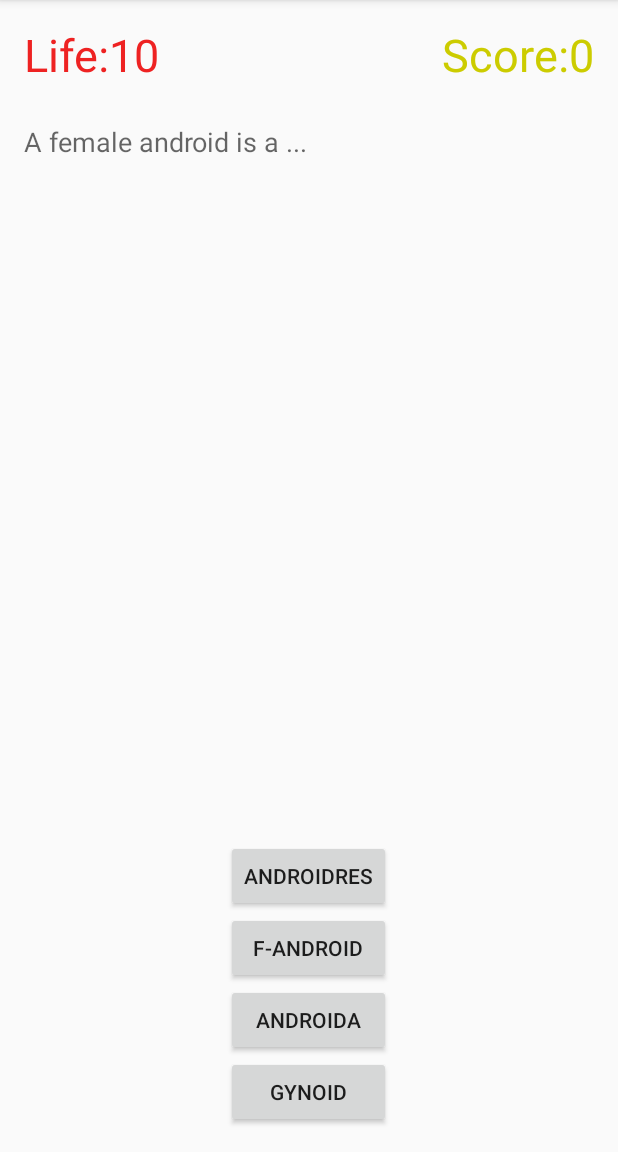
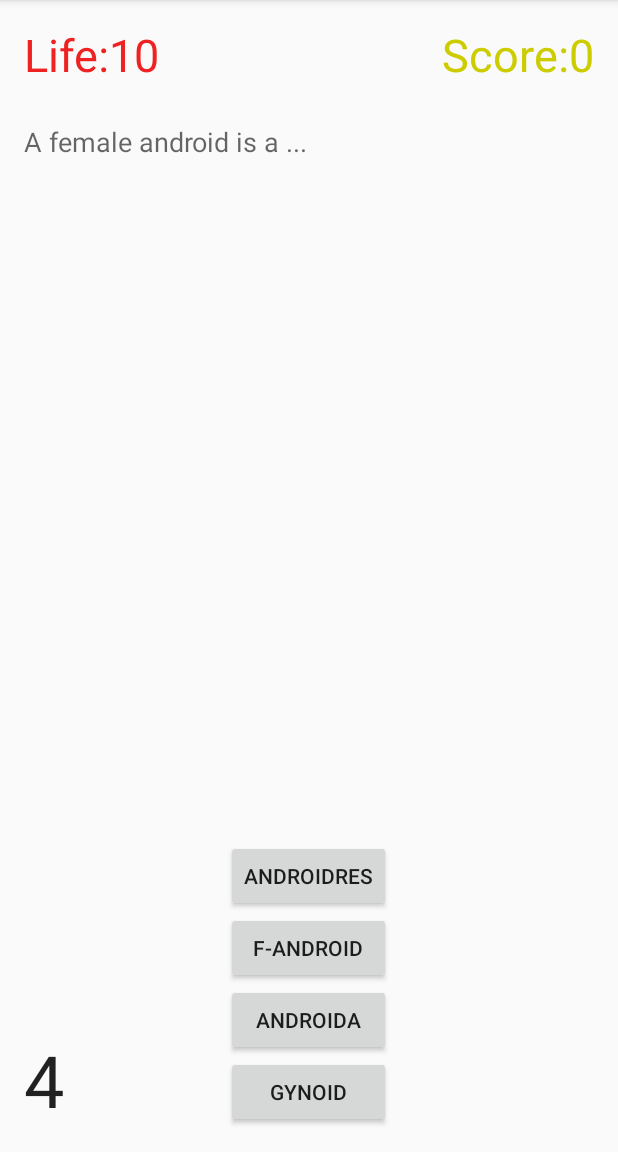
Before and after one commit to angrykoala/lightquiz, an Android app: the PlayGame screen opened directly, with no data from a screen before it, on a phone screen of 412 x 824 dp, the part 84-1236 px from its top. Run offline under Robolectric (Android 15) with nearby library versions, the phone set to English and light mode, and no system bars.

```diff
--- a/app/src/main/java/demiurgosoft/lightquiz/PlayGame.java
+++ b/app/src/main/java/demiurgosoft/lightquiz/PlayGame.java
@@ -30,6 +30,7 @@ public class PlayGame extends ActionBarActivity {
     private ImageView wrongImg;
     private TextView pointsText;
     private TextView lifeText;
+    private TextView countdownText;
     private Button[] answerButtons = new Button[4];
     private View gameOverLayout;
 
@@ -132,10 +133,15 @@ public class PlayGame extends ActionBarActivity {
 
         questionText.setText(quest.text);
         hideAnswerImage();
-        countdown = new CountDownTimer(questionSeconds * 1000, 1000) {
+        countdown = new CountDownTimer(questionSeconds * 1000, 500) {
             @Override
             public void onTick(long millisUntilFinished) {
-                //timer stuff
+                countdownText.setText(Integer.toString((int) (millisUntilFinished / 1000) + 1));
+            /* if(millisUntilFinished/1000 == 1) {
+                 wrongAnswer();
+                 updateTexts();
+                 nextQuestion();
+             }*/
             }
 
             @Override
@@ -199,6 +205,7 @@ public class PlayGame extends ActionBarActivity {
         wrongImg = (ImageView) findViewById(R.id.wrong_img);
         pointsText = (TextView) findViewById(R.id.points_text);
         lifeText = (TextView) findViewById(R.id.life_text);
+        countdownText = (TextView) findViewById(R.id.countdown_text);
 
         answerButtons[0] = (Button) findViewById(R.id.answer_1);
         answerButtons[1] = (Button) findViewById(R.id.answer_2);
@@ -213,6 +220,7 @@ public class PlayGame extends ActionBarActivity {
     private void updateTexts() {
         lifeText.setText("Life:" + lives);
         pointsText.setText("Score:" + points);
+        countdownText.setText("");
     }
 
     private void gameOver() {
--- a/app/src/main/res/layout/activity_play_game.xml
+++ b/app/src/main/res/layout/activity_play_game.xml
@@ -112,11 +112,30 @@
         android:textColor="#ee2222"
         android:textSize="30sp" />
 
+    <TextView
+        android:id="@+id/countdown_text"
+        android:layout_width="wrap_content"
+        android:layout_height="wrap_content"
+        android:layout_alignParentBottom="true"
+        android:layout_alignParentLeft="true"
+        android:layout_alignParentStart="true"
+        android:layout_toLeftOf="@+id/linearLayout"
+        android:layout_toStartOf="@+id/linearLayout"
+        android:text="5"
+        android:textAppearance="?android:attr/textAppearanceLarge"
+        android:textSize="48sp" />
+
     <RelativeLayout xmlns:android="http://schemas.android.com/apk/res/android"
         xmlns:tools="http://schemas.android.com/tools"
         android:id="@+id/game_over"
-        android:layout_width="match_parent"
-        android:layout_height="match_parent"
+        android:layout_width="fill_parent"
+        android:layout_height="fill_parent"
+        android:layout_alignParentBottom="true"
+        android:layout_alignParentEnd="true"
+        android:layout_alignParentLeft="true"
+        android:layout_alignParentRight="true"
+        android:layout_alignParentStart="true"
+        android:layout_alignParentTop="true"
         android:background="@android:color/white"
         android:paddingBottom="@dimen/activity_vertical_margin"
         android:paddingLeft="@dimen/activity_horizontal_margin"
```
